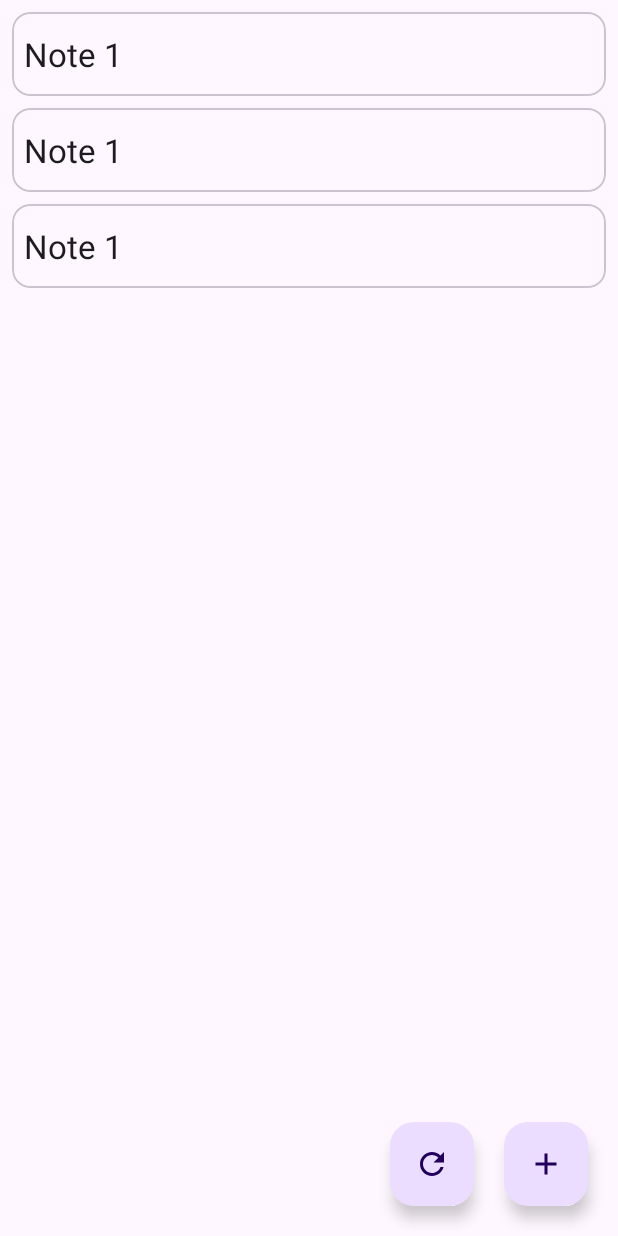
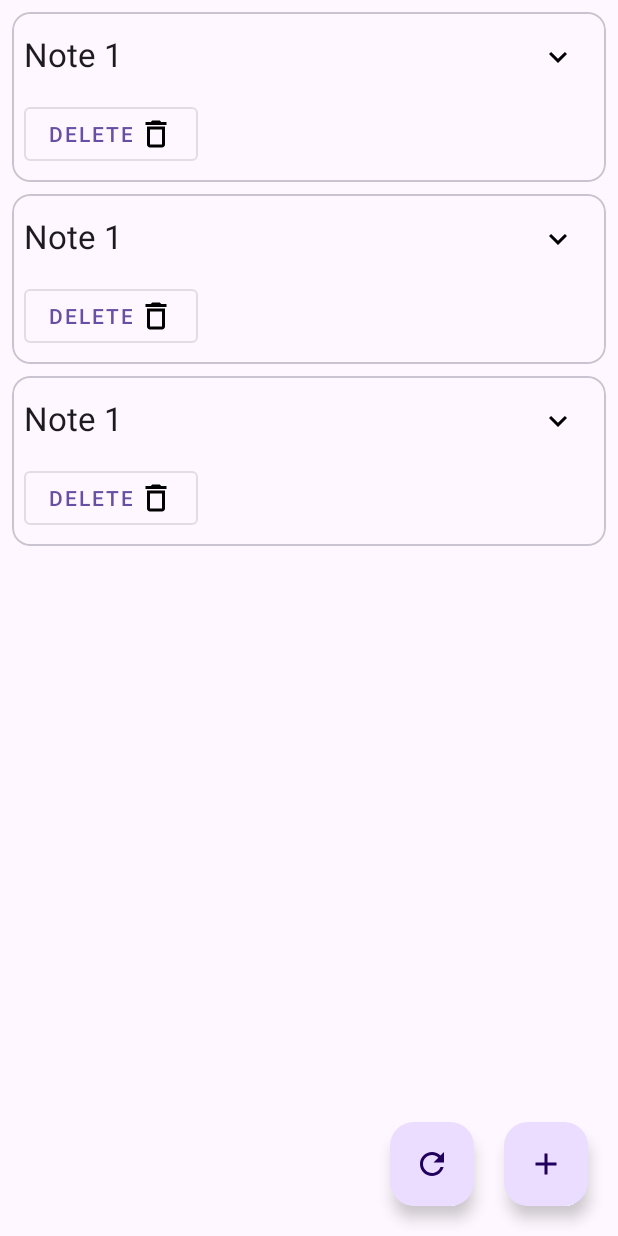
Before and after one commit to hrithikvish/JokeVish2, an Android app: the layout fragment_room.xml on its own in the app's theme, with its tools: preview values and no code run, on a phone screen of 412 x 824 dp. Run offline under Robolectric (Android 15) with nearby library versions, the phone set to English and light mode, and no system bars; network calls fail.

Commit message:
initial commit

```diff
--- /dev/null
+++ b/app/src/main/res/drawable/baseline_keyboard_arrow_down_24.xml
@@ -0,0 +1,5 @@
+<vector android:height="24dp" android:tint="#000000"
+    android:viewportHeight="24" android:viewportWidth="24"
+    android:width="24dp" xmlns:android="http://schemas.android.com/apk/res/android">
+    <path android:fillColor="@android:color/white" android:pathData="M7.41,8.59L12,13.17l4.59,-4.58L18,10l-6,6 -6,-6 1.41,-1.41z"/>
+</vector>
--- /dev/null
+++ b/app/src/main/res/drawable/baseline_keyboard_arrow_up_24.xml
@@ -0,0 +1,5 @@
+<vector android:height="24dp" android:tint="#000000"
+    android:viewportHeight="24" android:viewportWidth="24"
+    android:width="24dp" xmlns:android="http://schemas.android.com/apk/res/android">
+    <path android:fillColor="@android:color/white" android:pathData="M7.41,15.41L12,10.83l4.59,4.58L18,14l-6,-6 -6,6z"/>
+</vector>
--- a/app/src/main/res/layout/fragment_room.xml
+++ b/app/src/main/res/layout/fragment_room.xml
@@ -9,7 +9,7 @@
     xmlns:app="http://schemas.android.com/apk/res-auto">
 
     <androidx.recyclerview.widget.RecyclerView
-        app:layoutManager="androidx.recyclerview.widget.LinearLayoutManager"
+        app:layoutManager="androidx.recyclerview.widget.GridLayoutManager"
         android:id="@+id/notesList"
         android:layout_width="match_parent"
         android:layout_height="match_parent"
--- a/app/src/main/res/layout/note_item.xml
+++ b/app/src/main/res/layout/note_item.xml
@@ -9,7 +9,7 @@
     xmlns:tools="http://schemas.android.com/tools">
 
     <RelativeLayout
-        android:layout_width="wrap_content"
+        android:layout_width="match_parent"
         android:layout_height="wrap_content"
         android:padding="8dp" >
 
@@ -18,9 +18,15 @@
             android:layout_height="wrap_content"
             android:orientation="vertical">
 
+            <LinearLayout
+                android:layout_width="match_parent"
+                android:layout_height="wrap_content"
+                android:orientation="horizontal" >
+
                 <TextView
                     android:id="@+id/noteTextView"
-                android:layout_width="match_parent"
+                    android:layout_width="0dp"
+                    android:layout_weight="1"
                     android:layout_height="wrap_content"
                     tools:text="Note 1"
                     android:padding="5dp"
@@ -28,8 +34,16 @@
                     android:textAppearance="@style/TextAppearance.AppCompat.Large"
                     />
 
+                <ImageButton
+                    android:id="@+id/downBtn"
+                    android:layout_width="wrap_content"
+                    android:layout_height="wrap_content"
+                    android:backgroundTint="@android:color/transparent"
+                    android:src="@drawable/baseline_keyboard_arrow_down_24" />
+
+            </LinearLayout>
+
             <Button
-                android:visibility="gone"
                 android:id="@+id/deleteNoteBtn"
                 android:layout_width="wrap_content"
                 android:layout_height="wrap_content"
```
Also changed, not shown: app/src/main/java/com/example/jokevish2/NoteAdapter.java (+10 -3 lines). Lines whose indentation alone changed are shown as unchanged.
